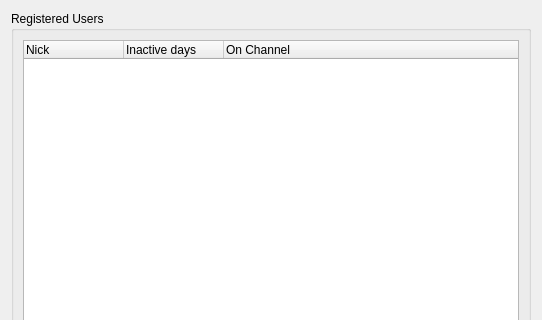
Above: src/mumble/UserEdit.ui from mumble-voip/mumble before the change; both pictures show x 0 to 542 and y 0 to 320 of the 542 by 470 pixel window. Below: the same form after it.
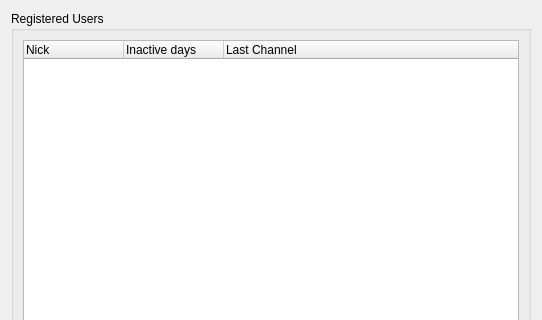
That is the form after the change.

```diff
--- a/src/mumble/UserEdit.ui
+++ b/src/mumble/UserEdit.ui
@@ -64,7 +64,7 @@
         </column>
         <column>
          <property name="text">
-          <string>On Channel</string>
+          <string>Last Channel</string>
          </property>
         </column>
        </widget>
```
